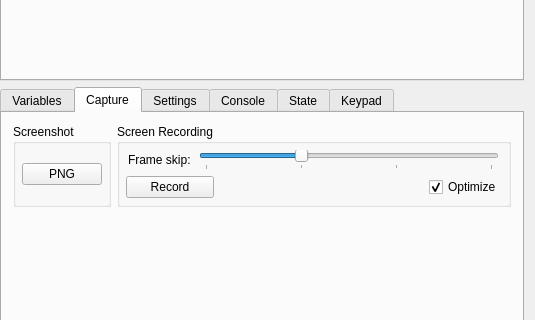
Qt form gui/qt/mainwindow.ui (CE-Programming/CEmu) before a commit; both pictures show x 457 to 992 and y 480 to 800 of the 992 by 1005 pixel window.
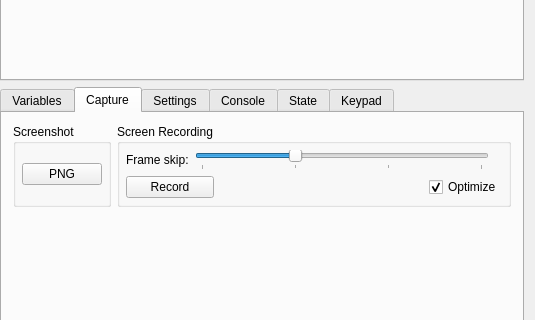
The same form after that commit. The open tabs and pages were chosen to show the change. Icons and pictures are not drawn. Custom widgets are drawn as their Qt base class.

Diff of the .ui file:
```diff
--- a/gui/qt/mainwindow.ui
+++ b/gui/qt/mainwindow.ui
@@ -6766,6 +6766,13 @@
                  </property>
                 </widget>
                </item>
+               <item>
+                <widget class="QLabel" name="apngSkipDisplay">
+                 <property name="text">
+                  <string/>
+                 </property>
+                </widget>
+               </item>
               </layout>
              </item>
              <item>
```
